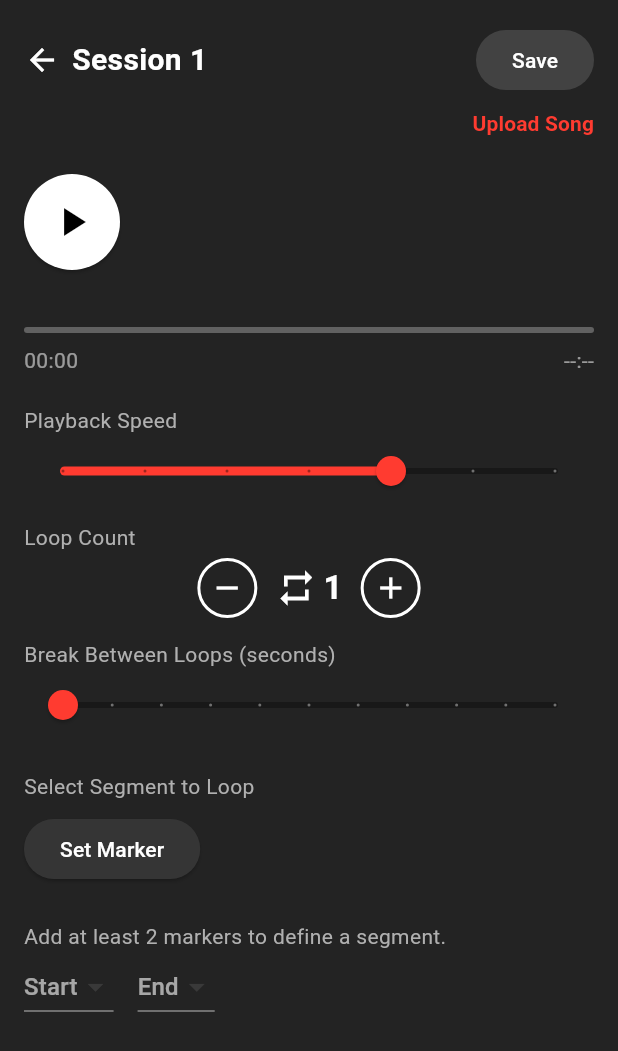
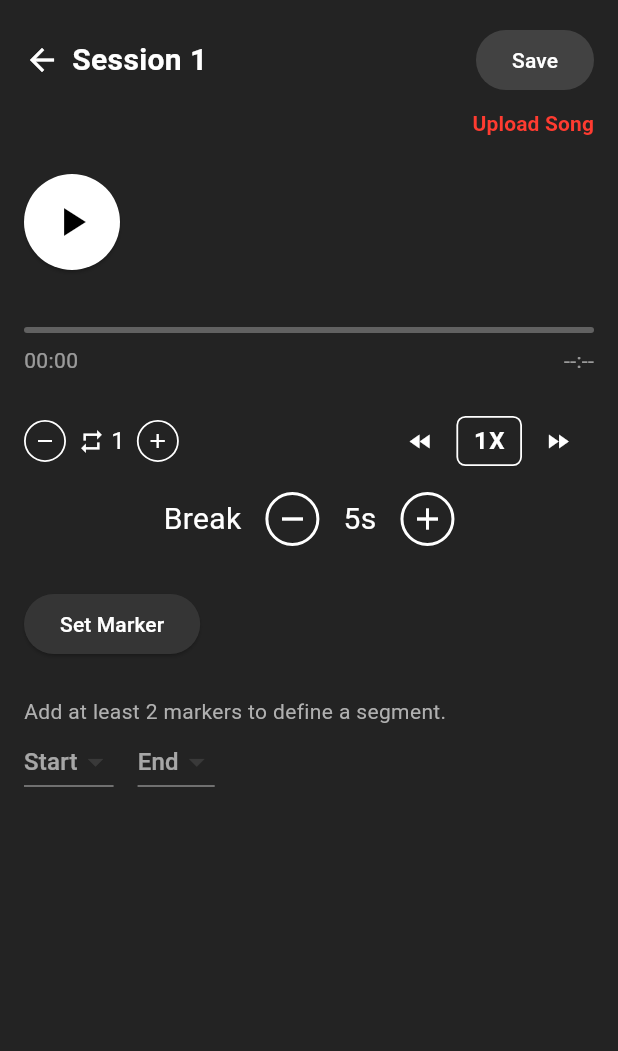
Before and after one commit to Justusschl/LoopingTool, a Flutter app: the screen it shows after launch, on a phone screen of 412 x 824 dp. Shown: the top 1051 px of the screen. Run offline on Flutter 3.47's test engine with Material 3 defaults, Android fonts, the phone set to English and light mode, and no system bars; our stand-ins replace file_picker, just_audio, marquee.

Commit message:
Button aesthetics

```diff
--- /dev/null
+++ b/lib/features/looping_tool/widgets/break_duration_selector.dart
@@ -0,0 +1,64 @@
+import 'package:flutter/material.dart';
+
+class BreakDurationSelector extends StatelessWidget {
+  final int breakSeconds;
+  final VoidCallback onIncrement;
+  final VoidCallback onDecrement;
+
+  const BreakDurationSelector({
+    Key? key,
+    required this.breakSeconds,
+    required this.onIncrement,
+    required this.onDecrement,
+  }) : super(key: key);
+
+  @override
+  Widget build(BuildContext context) {
+    return Row(
+      mainAxisAlignment: MainAxisAlignment.center,
+      children: [
+        Text(
+          'Break',
+          style: TextStyle(fontSize: 20, color: Colors.white),
+        ),
+        SizedBox(width: 16),
+        InkWell(
+          onTap: onDecrement,
+          borderRadius: BorderRadius.circular(20),
+          child: Container(
+            width: 36,
+            height: 36,
+            decoration: BoxDecoration(
+              shape: BoxShape.circle,
+              border: Border.all(color: Colors.white, width: 2),
+            ),
+            child: Center(
+              child: Icon(Icons.remove, color: Colors.white),
+            ),
+          ),
+        ),
+        SizedBox(width: 16),
+        Text(
+          '${breakSeconds}s',
+          style: TextStyle(fontSize: 20, color: Colors.white),
+        ),
+        SizedBox(width: 16),
+        InkWell(
+          onTap: onIncrement,
+          borderRadius: BorderRadius.circular(20),
+          child: Container(
+            width: 36,
+            height: 36,
+            decoration: BoxDecoration(
+              shape: BoxShape.circle,
+              border: Border.all(color: Colors.white, width: 2),
+            ),
+            child: Center(
+              child: Icon(Icons.add, color: Colors.white),
+            ),
+          ),
+        ),
+      ],
+    );
+  }
+}
--- a/lib/features/looping_tool/widgets/loop_count_selector.dart
+++ b/lib/features/looping_tool/widgets/loop_count_selector.dart
@@ -6,48 +6,52 @@ class LoopCountSelector extends StatelessWidget {
   final VoidCallback onDecrement;
 
   const LoopCountSelector({
-    super.key,
+    Key? key,
     required this.loopCount,
     required this.onIncrement,
     required this.onDecrement,
-  });
+  }) : super(key: key);
 
   @override
   Widget build(BuildContext context) {
     return Row(
-      mainAxisAlignment: MainAxisAlignment.center,
       children: [
-        // Minus button
-        IconButton(
-          onPressed: onDecrement,
-          icon: Icon(Icons.remove, color: Colors.white, size: 24),
-          style: IconButton.styleFrom(
-            backgroundColor: Colors.transparent,
-            shape: CircleBorder(side: BorderSide(color: Colors.white, width: 2)),
-            padding: EdgeInsets.all(8),
+        InkWell(
+          onTap: onDecrement,
+          borderRadius: BorderRadius.circular(14),
+          child: Container(
+            width: 28,
+            height: 28,
+            decoration: BoxDecoration(
+              shape: BoxShape.circle,
+              border: Border.all(color: Colors.white, width: 1.2),
+            ),
+            child: Center(
+              child: Icon(Icons.remove, color: Colors.white, size: 16),
+            ),
           ),
         ),
-        const SizedBox(width: 8),
-        // Loop icon and count
-        Row(
-          children: [
-            Icon(Icons.repeat, color: Colors.white, size: 28),
-            const SizedBox(width: 4),
-            Text(
-              '$loopCount',
-              style: TextStyle(color: Colors.white, fontSize: 22, fontWeight: FontWeight.bold),
+        SizedBox(width: 8),
+        Icon(Icons.repeat, color: Colors.white, size: 18),
+        SizedBox(width: 4),
+        Text(
+          '$loopCount',
+          style: TextStyle(fontSize: 16, color: Colors.white),
+        ),
+        SizedBox(width: 8),
+        InkWell(
+          onTap: onIncrement,
+          borderRadius: BorderRadius.circular(14),
+          child: Container(
+            width: 28,
+            height: 28,
+            decoration: BoxDecoration(
+              shape: BoxShape.circle,
+              border: Border.all(color: Colors.white, width: 1.2),
             ),
-          ],
-        ),
-        const SizedBox(width: 8),
-        // Plus button
-        IconButton(
-          onPressed: onIncrement,
-          icon: Icon(Icons.add, color: Colors.white, size: 24),
-          style: IconButton.styleFrom(
-            backgroundColor: Colors.transparent,
-            shape: CircleBorder(side: BorderSide(color: Colors.white, width: 2)),
-            padding: EdgeInsets.all(8),
+            child: Center(
+              child: Icon(Icons.add, color: Colors.white, size: 16),
+            ),
           ),
         ),
       ],
--- a/lib/features/looping_tool/widgets/loop_settings_panel.dart
+++ b/lib/features/looping_tool/widgets/loop_settings_panel.dart
@@ -2,9 +2,19 @@ import 'package:flutter/material.dart';
 import 'package:provider/provider.dart';
 import '../viewmodels/looping_tool_viewmodel.dart';
 import 'loop_count_selector.dart';
+import 'break_duration_selector.dart';
+import 'playback_speed_selector.dart';
 
-class LoopSettingsPanel extends StatelessWidget {
+class LoopSettingsPanel extends StatefulWidget {
   const LoopSettingsPanel({super.key});
+
+  @override
+  State<LoopSettingsPanel> createState() => _LoopSettingsPanelState();
+}
+
+class _LoopSettingsPanelState extends State<LoopSettingsPanel> {
+  int breakSeconds = 5;
+  double playbackSpeed = 1.0;
 
   @override
   Widget build(BuildContext context) {
@@ -13,35 +23,52 @@ class LoopSettingsPanel extends StatelessWidget {
     return Column(
       crossAxisAlignment: CrossAxisAlignment.start,
       children: [
-        const Text("Playback Speed"),
-        Slider(
-          value: vm.playbackSpeed,
-          min: 0.8,
-          max: 1.1,
-          divisions: 6,
-          label: "${(vm.playbackSpeed * 100).round()}%",
-          onChanged: (value) => vm.setPlaybackSpeed(value),
+        Row(
+          mainAxisAlignment: MainAxisAlignment.spaceBetween,
+          children: [
+            LoopCountSelector(
+              loopCount: vm.loopCount,
+              onIncrement: () {
+                if (vm.loopCount < 99) vm.setLoopCount(vm.loopCount + 1);
+              },
+              onDecrement: () {
+                if (vm.loopCount > 1) vm.setLoopCount(vm.loopCount - 1);
+              },
+            ),
+            PlaybackSpeedSelector(
+              speed: playbackSpeed,
+              onDecrement: () {
+                setState(() {
+                  if (playbackSpeed > 0.7) {
+                    playbackSpeed = (playbackSpeed - 0.1).clamp(0.7, 1.2);
+                    playbackSpeed = double.parse(playbackSpeed.toStringAsFixed(1));
+                  }
+                });
+              },
+              onIncrement: () {
+                setState(() {
+                  if (playbackSpeed < 1.2) {
+                    playbackSpeed = (playbackSpeed + 0.1).clamp(0.7, 1.2);
+                    playbackSpeed = double.parse(playbackSpeed.toStringAsFixed(1));
+                  }
+                });
+              },
+            ),
+          ],
         ),
         const SizedBox(height: 10),
-        const Text("Loop Count"),
-        LoopCountSelector(
-          loopCount: vm.loopCount,
+        BreakDurationSelector(
+          breakSeconds: breakSeconds,
           onIncrement: () {
-            if (vm.loopCount < 99) vm.setLoopCount(vm.loopCount + 1);
+            setState(() {
+              breakSeconds += 1;
+            });
           },
           onDecrement: () {
-            if (vm.loopCount > 1) vm.setLoopCount(vm.loopCount - 1);
+            setState(() {
+              if (breakSeconds > 1) breakSeconds -= 1;
+            });
           },
-        ),
-        const SizedBox(height: 10),
-        const Text("Break Between Loops (seconds)"),
-        Slider(
-          value: vm.breakDuration.toDouble(),
-          min: 0,
-          max: 10,
-          divisions: 10,
-          label: "${vm.breakDuration}s",
-          onChanged: (value) => vm.setBreakDuration(value.toInt()),
         ),
       ],
     );
--- /dev/null
+++ b/lib/features/looping_tool/widgets/playback_speed_selector.dart
@@ -0,0 +1,57 @@
+import 'package:flutter/material.dart';
+
+class PlaybackSpeedSelector extends StatelessWidget {
+  final double speed;
+  final VoidCallback onDecrement;
+  final VoidCallback onIncrement;
+
+  const PlaybackSpeedSelector({
+    Key? key,
+    required this.speed,
+    required this.onDecrement,
+    required this.onIncrement,
+  }) : super(key: key);
+
+  String get displaySpeed {
+    if (speed == 1.0) return '1X';
+    String s = speed.toStringAsFixed(1);
+    if (s.startsWith('0')) s = s.substring(1); // ".7" instead of "0.7"
+    return '${s}X';
+  }
+
+  @override
+  Widget build(BuildContext context) {
+    return Row(
+      children: [
+        IconButton(
+          icon: Icon(Icons.fast_rewind, color: Colors.white, size: 18),
+          onPressed: onDecrement,
+          padding: EdgeInsets.zero,
+          constraints: BoxConstraints(),
+        ),
+        Container(
+          padding: EdgeInsets.symmetric(horizontal: 10, vertical: 4),
+          decoration: BoxDecoration(
+            border: Border.all(color: Colors.white, width: 1.2),
+            borderRadius: BorderRadius.circular(6),
+          ),
+          child: Text(
+            displaySpeed,
+            style: TextStyle(
+              color: Colors.white,
+              fontSize: 16,
+              fontWeight: FontWeight.bold,
+              letterSpacing: 1,
+            ),
+          ),
+        ),
+        IconButton(
+          icon: Icon(Icons.fast_forward, color: Colors.white, size: 18),
+          onPressed: onIncrement,
+          padding: EdgeInsets.zero,
+          constraints: BoxConstraints(),
+        ),
+      ],
+    );
+  }
+}
--- a/lib/features/looping_tool/widgets/segment_selector.dart
+++ b/lib/features/looping_tool/widgets/segment_selector.dart
@@ -29,7 +29,6 @@ class _SegmentSelectorState extends State<SegmentSelector> {
     return Column(
       crossAxisAlignment: CrossAxisAlignment.start,
       children: [
-        const Text("Select Segment to Loop"),
         const SizedBox(height: 8),
         ElevatedButton(
           onPressed: () {
--- a/lib/features/looping_tool/widgets/song_timeline_slider.dart
+++ b/lib/features/looping_tool/widgets/song_timeline_slider.dart
@@ -71,7 +71,7 @@ class SongTimelineSlider extends StatelessWidget {
                             child: Container(
                               width: markerWidth,
                               decoration: BoxDecoration(
-                                color: Colors.red,
+                                color: const Color.fromARGB(255, 255, 255, 255),
                                 borderRadius: BorderRadius.circular(markerWidth / 2),
                               ),
                             ),
```
